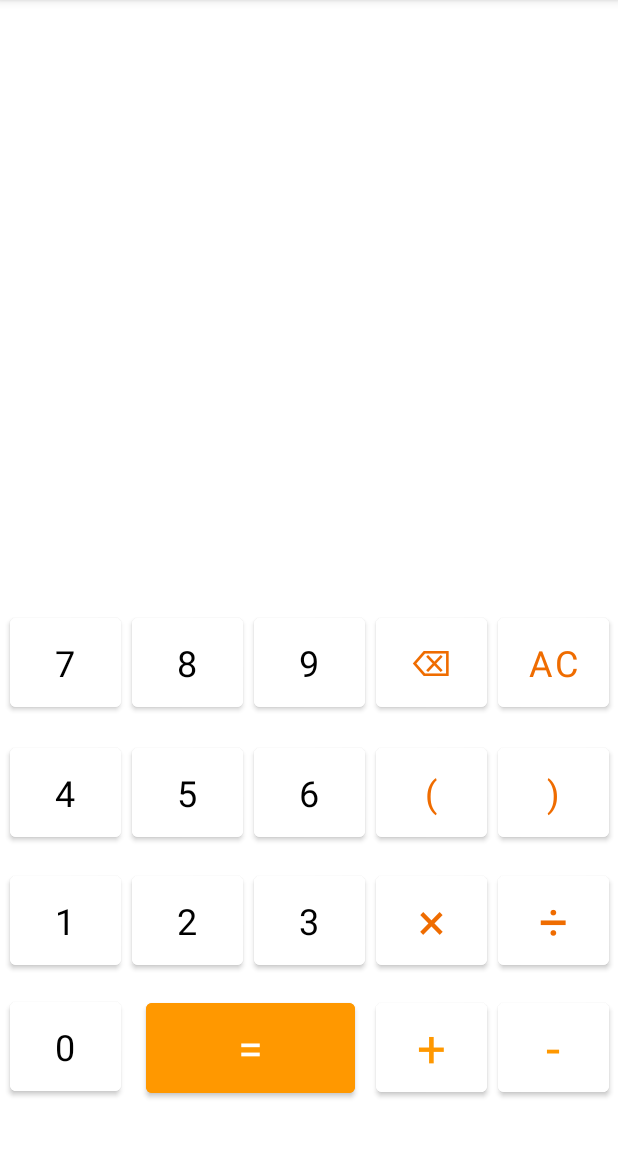
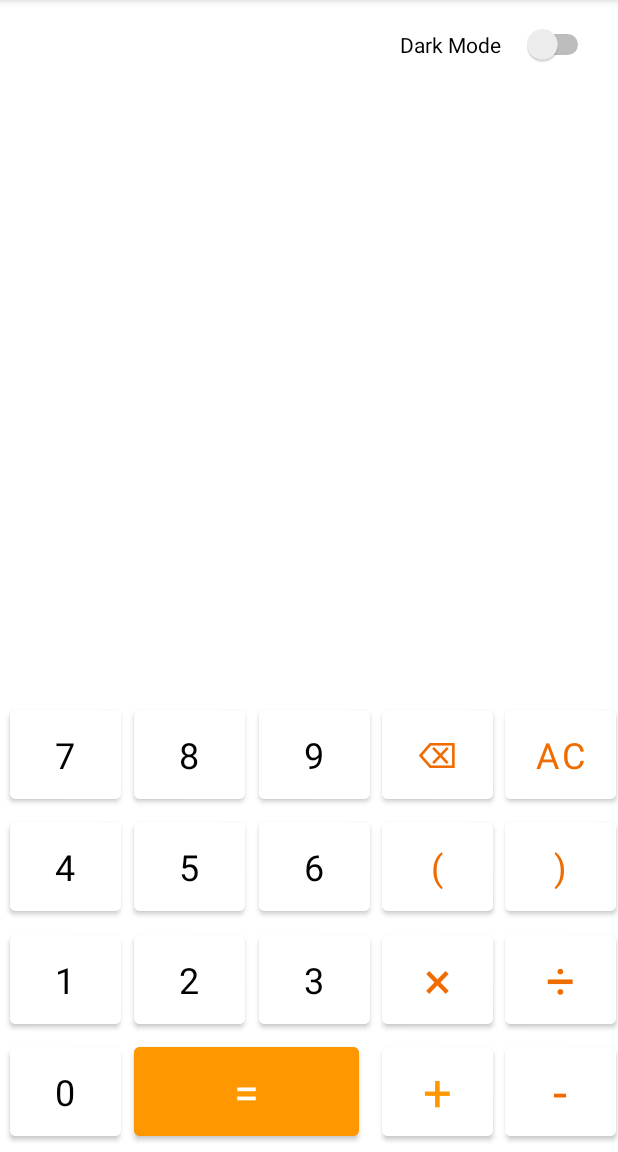
Before and after one commit to ahmad-alqdome/calculator, an Android app: the screen it shows after launch (MainActivity), on a phone screen of 412 x 824 dp, the part 84-1236 px from its top. Run offline under Robolectric (Android 15) with nearby library versions, the phone set to English and light mode, and no system bars; Roboto replaces fonts that are not available here.

Commit message:
Calculator for Android using Java

```diff
--- a/app/src/main/java/com/example/calculator/MainActivity.java
+++ b/app/src/main/java/com/example/calculator/MainActivity.java
@@ -3,13 +3,18 @@ package com.example.calculator;
 import android.annotation.SuppressLint;
 import android.os.Bundle;
 import android.widget.Button;
+import android.widget.Switch;
 import android.widget.TextView;
 
 import androidx.appcompat.app.AppCompatActivity;
+import androidx.constraintlayout.widget.ConstraintLayout;
 
 public class MainActivity extends AppCompatActivity {
     Button zeroBtn , oneBtn , twoBtn ,threeBtn , fourBtn , fiveBtn ,sixBtn,sevenBtn,eightBtn , nineBtn ,
     leftBtn,rightBtn,addBtn,subBtn,multBtn,divisionBtn,backBtn,ACBtn,equalBtn;
+    @SuppressLint("UseSwitchCompatOrMaterialCode")
+    Switch darkModeButton;
+    ConstraintLayout body;
 TextView rslt1 , finalrslt;
     float x=0;
     @SuppressLint("SetTextI18n")
@@ -39,7 +44,8 @@ TextView rslt1 , finalrslt;
         equalBtn=findViewById(R.id.equalID);
         rslt1=findViewById(R.id.rslt1ID);
         finalrslt=findViewById(R.id.finalrsltID);
-
+        darkModeButton=findViewById(R.id.dark_mode);
+        body=findViewById(R.id.body);
         // Number  zero
         zeroBtn.setOnClickListener(view -> rslt1.append("0"));
 
@@ -114,5 +120,25 @@ TextView rslt1 , finalrslt;
         }
         });
 
+        darkModeButton.setOnCheckedChangeListener((compoundButton, check) -> {
+
+            if(check)
+            {
+               rslt1.setTextColor(-1);
+
+               darkModeButton.setTextColor(-1);
+                body.setBackgroundColor(-16777216);
+            }
+            else
+            {
+                body.setBackgroundColor(-1);
+                rslt1.setTextColor(-16777216);
+                darkModeButton.setTextColor(-16777216);
+
+            }
+
+        });
+
+
     }
 }
--- a/app/src/main/res/layout/activity_main.xml
+++ b/app/src/main/res/layout/activity_main.xml
@@ -2,9 +2,9 @@
 <androidx.constraintlayout.widget.ConstraintLayout xmlns:android="http://schemas.android.com/apk/res/android"
     xmlns:app="http://schemas.android.com/apk/res-auto"
     xmlns:tools="http://schemas.android.com/tools"
+    android:id="@+id/body"
     android:layout_width="match_parent"
     android:layout_height="match_parent"
-    android:backgroundTint="@color/btnTextColor"
     tools:context=".MainActivity">
 
     <Button
@@ -19,10 +19,11 @@
         android:textSize="24sp"
         app:layout_constraintBottom_toBottomOf="parent"
         app:layout_constraintEnd_toEndOf="parent"
-        app:layout_constraintHorizontal_bias="0.982"
+
+        app:layout_constraintHorizontal_bias="0.997"
         app:layout_constraintStart_toStartOf="parent"
         app:layout_constraintTop_toTopOf="parent"
-        app:layout_constraintVertical_bias="0.707" />
+        app:layout_constraintVertical_bias="0.778" />
 
     <Button
         android:id="@+id/eightID"
@@ -36,10 +37,11 @@
         android:textSize="24sp"
         app:layout_constraintBottom_toBottomOf="parent"
         app:layout_constraintEnd_toEndOf="parent"
-        app:layout_constraintHorizontal_bias="0.261"
+
+        app:layout_constraintHorizontal_bias="0.264"
         app:layout_constraintStart_toStartOf="parent"
         app:layout_constraintTop_toTopOf="parent"
-        app:layout_constraintVertical_bias="0.583" />
+        app:layout_constraintVertical_bias="0.671" />
 
     <Button
         android:id="@+id/backID"
@@ -53,11 +55,11 @@
         android:textSize="24sp"
         app:layout_constraintBottom_toBottomOf="parent"
         app:layout_constraintEnd_toEndOf="parent"
-        app:layout_constraintHorizontal_bias="0.741"
+
+        app:layout_constraintHorizontal_bias="0.753"
         app:layout_constraintStart_toStartOf="parent"
         app:layout_constraintTop_toTopOf="parent"
-        app:layout_constraintVertical_bias="0.583"
-        tools:ignore="TextContrastCheck" />
+        app:layout_constraintVertical_bias="0.671" />
 
     <Button
         android:id="@+id/acID"
@@ -71,10 +73,11 @@
         android:textSize="24sp"
         app:layout_constraintBottom_toBottomOf="parent"
         app:layout_constraintEnd_toEndOf="parent"
-        app:layout_constraintHorizontal_bias="0.982"
+
+        app:layout_constraintHorizontal_bias="0.997"
         app:layout_constraintStart_toStartOf="parent"
         app:layout_constraintTop_toTopOf="parent"
-        app:layout_constraintVertical_bias="0.583" />
+        app:layout_constraintVertical_bias="0.671" />
 
     <Button
         android:id="@+id/nineID"
@@ -88,10 +91,11 @@
         android:textSize="24sp"
         app:layout_constraintBottom_toBottomOf="parent"
         app:layout_constraintEnd_toEndOf="parent"
-        app:layout_constraintHorizontal_bias="0.501"
+
+        app:layout_constraintHorizontal_bias="0.51"
         app:layout_constraintStart_toStartOf="parent"
         app:layout_constraintTop_toTopOf="parent"
-        app:layout_constraintVertical_bias="0.583" />
+        app:layout_constraintVertical_bias="0.671" />
 
     <Button
         android:id="@+id/sevenID"
@@ -105,10 +109,11 @@
         android:textSize="24sp"
         app:layout_constraintBottom_toBottomOf="parent"
         app:layout_constraintEnd_toEndOf="parent"
+
         app:layout_constraintHorizontal_bias="0.02"
         app:layout_constraintStart_toStartOf="parent"
         app:layout_constraintTop_toTopOf="parent"
-        app:layout_constraintVertical_bias="0.583" />
+        app:layout_constraintVertical_bias="0.671" />
 
     <Button
         android:id="@+id/fourID"
@@ -125,7 +130,7 @@
         app:layout_constraintHorizontal_bias="0.02"
         app:layout_constraintStart_toStartOf="parent"
         app:layout_constraintTop_toTopOf="parent"
-        app:layout_constraintVertical_bias="0.707" />
+        app:layout_constraintVertical_bias="0.778" />
 
     <Button
         android:id="@+id/fiveID"
@@ -139,10 +144,10 @@
         android:textSize="24sp"
         app:layout_constraintBottom_toBottomOf="parent"
         app:layout_constraintEnd_toEndOf="parent"
-        app:layout_constraintHorizontal_bias="0.261"
+        app:layout_constraintHorizontal_bias="0.264"
         app:layout_constraintStart_toStartOf="parent"
         app:layout_constraintTop_toTopOf="parent"
-        app:layout_constraintVertical_bias="0.707" />
+        app:layout_constraintVertical_bias="0.778" />
 
     <Button
         android:id="@+id/divisonID"
@@ -156,10 +161,10 @@
         android:textSize="34sp"
         app:layout_constraintBottom_toBottomOf="parent"
         app:layout_constraintEnd_toEndOf="parent"
-        app:layout_constraintHorizontal_bias="0.982"
+        app:layout_constraintHorizontal_bias="0.997"
         app:layout_constraintStart_toStartOf="parent"
         app:layout_constraintTop_toTopOf="parent"
-        app:layout_constraintVertical_bias="0.83" />
+        app:layout_constraintVertical_bias="0.886" />
 
     <Button
         android:id="@+id/sixID"
@@ -173,15 +178,17 @@
         android:textSize="24sp"
         app:layout_constraintBottom_toBottomOf="parent"
         app:layout_constraintEnd_toEndOf="parent"
-        app:layout_constraintHorizontal_bias="0.501"
+        app:layout_constraintHorizontal_bias="0.51"
         app:layout_constraintStart_toStartOf="parent"
         app:layout_constraintTop_toTopOf="parent"
-        app:layout_constraintVertical_bias="0.707" />
+        app:layout_constraintVertical_bias="0.778" />
 
     <Button
         android:id="@+id/multID"
         android:layout_width="74dp"
         android:layout_height="71dp"
+        android:layout_centerHorizontal="true"
+        android:layout_centerVertical="true"
         android:backgroundTint="@color/btnColor"
         android:fontFamily="@font/alfa_slab_one"
         android:text="@string/multiSign"
@@ -190,10 +197,11 @@
         android:textSize="34sp"
         app:layout_constraintBottom_toBottomOf="parent"
         app:layout_constraintEnd_toEndOf="parent"
-        app:layout_constraintHorizontal_bias="0.741"
+
+        app:layout_constraintHorizontal_bias="0.753"
         app:layout_constraintStart_toStartOf="parent"
         app:layout_constraintTop_toTopOf="parent"
-        app:layout_constraintVertical_bias="0.83" />
+        app:layout_constraintVertical_bias="0.886" />
 
     <Button
         android:id="@+id/threeID"
@@ -207,9 +215,10 @@
         android:textSize="24sp"
         app:layout_constraintBottom_toBottomOf="parent"
         app:layout_constraintEnd_toEndOf="parent"
+        app:layout_constraintHorizontal_bias="0.51"
         app:layout_constraintStart_toStartOf="parent"
         app:layout_constraintTop_toTopOf="parent"
-        app:layout_constraintVertical_bias="0.83" />
+        app:layout_constraintVertical_bias="0.886" />
 
     <Button
         android:id="@+id/subID"
@@ -218,16 +227,15 @@
         android:backgroundTint="@color/btnColor"
         android:fontFamily="@font/alfa_slab_one"
         android:text="@string/subSign"
-        android:textColor="@color/btnTextColor"
+        android:textColor="#EF6C00"
         android:textColorHint="@color/black"
         android:textSize="34sp"
         app:layout_constraintBottom_toBottomOf="parent"
         app:layout_constraintEnd_toEndOf="parent"
-        app:layout_constraintHorizontal_bias="0.982"
+        app:layout_constraintHorizontal_bias="0.997"
         app:layout_constraintStart_toStartOf="parent"
         app:layout_constraintTop_toTopOf="parent"
-        app:layout_constraintVertical_bias="0.951"
-        tools:ignore="TextContrastCheck,TextContrastCheck" />
+        app:layout_constraintVertical_bias="0.993" />
 
     <Button
         android:id="@+id/addID"
@@ -241,10 +249,11 @@
         android:textSize="34sp"
         app:layout_constraintBottom_toBottomOf="parent"
         app:layout_constraintEnd_toEndOf="parent"
-        app:layout_constraintHorizontal_bias="0.741"
+
+        app:layout_constraintHorizontal_bias="0.753"
         app:layout_constraintStart_toStartOf="parent"
         app:layout_constraintTop_toTopOf="parent"
-        app:layout_constraintVertical_bias="0.951"
+        app:layout_constraintVertical_bias="0.993"
         tools:ignore="TextContrastCheck,TextContrastCheck" />
 
     <Button
@@ -259,15 +268,16 @@
         android:textSize="24sp"
         app:layout_constraintBottom_toBottomOf="parent"
         app:layout_constraintEnd_toEndOf="parent"
-        app:layout_constraintHorizontal_bias="0.26"
+        app:layout_constraintHorizontal_bias="0.264"
         app:layout_constraintStart_toStartOf="parent"
         app:layout_constraintTop_toTopOf="parent"
-        app:layout_constraintVertical_bias="0.83" />
+        app:layout_constraintVertical_bias="0.886" />
 
     <Button
         android:id="@+id/oneID"
         android:layout_width="74dp"
         android:layout_height="71dp"
+
         android:backgroundTint="@color/btnColor"
         android:fontFamily="@font/alfa_slab_one"
         android:text="@string/oneNumber"
@@ -279,7 +289,7 @@
         app:layout_constraintHorizontal_bias="0.02"
         app:layout_constraintStart_toStartOf="parent"
         app:layout_constraintTop_toTopOf="parent"
-        app:layout_constraintVertical_bias="0.83" />
+        app:layout_constraintVertical_bias="0.886" />
 
     <Button
         android:id="@+id/leftID"
@@ -293,15 +303,16 @@
         android:textSize="24sp"
         app:layout_constraintBottom_toBottomOf="parent"
         app:layout_constraintEnd_toEndOf="parent"
-        app:layout_constraintHorizontal_bias="0.741"
+
+        app:layout_constraintHorizontal_bias="0.753"
         app:layout_constraintStart_toStartOf="parent"
         app:layout_constraintTop_toTopOf="parent"
-        app:layout_constraintVertical_bias="0.707" />
+        app:layout_constraintVertical_bias="0.778" />
 
     <Button
         android:id="@+id/equalID"
-        android:layout_width="139dp"
-        android:layout_height="72dp"
+        android:layout_width="150dp"
+        android:layout_height="71dp"
         android:backgroundTint="@color/btnTextColor"
         android:fontFamily="@font/alfa_slab_one"
         android:text="@string/equalSign"
@@ -310,11 +321,11 @@
         android:textSize="30sp"
         app:layout_constraintBottom_toBottomOf="parent"
         app:layout_constraintEnd_toEndOf="parent"
-        app:layout_constraintHorizontal_bias="0.356"
+        app:layout_constraintHorizontal_bias="0.34"
         app:layout_constraintStart_toStartOf="parent"
         app:layout_constraintTop_toTopOf="parent"
-        app:layout_constraintVertical_bias="0.952"
-        tools:ignore="TextContrastCheck,TextContrastCheck" />
+        app:layout_constraintVertical_bias="0.993"
+        tools:ignore="TextContrastCheck" />
 
     <Button
         android:id="@+id/zeroID"
@@ -331,25 +342,26 @@
         app:layout_constraintHorizontal_bias="0.02"
         app:layout_constraintStart_toStartOf="parent"
         app:layout_constraintTop_toTopOf="parent"
-        app:layout_constraintVertical_bias="0.95" />
+        app:layout_constraintVertical_bias="0.993" />
 
     <TextView
         android:id="@+id/rslt1ID"
         android:layout_width="367dp"
         android:layout_height="89dp"
-        android:layout_marginTop="164dp"
+        android:layout_marginTop="176dp"
         android:textColor="@color/colorTextNum"
-        android:textSize="20sp"
+        android:textSize="26sp"
         android:textStyle="bold"
+        app:layout_constraintBottom_toTopOf="@+id/finalrsltID"
         app:layout_constraintEnd_toEndOf="parent"
-        app:layout_constraintHorizontal_bias="0.522"
+        app:layout_constraintHorizontal_bias="0.636"
         app:layout_constraintStart_toStartOf="parent"
         app:layout_constraintTop_toTopOf="parent" />
 
     <TextView
         android:id="@+id/finalrsltID"
-        android:layout_width="365dp"
-        android:layout_height="107dp"
+        android:layout_width="367dp"
+        android:layout_height="104dp"
         android:fontFamily="@font/alfa_slab_one"
         android:gravity="start|end"
         android:textAlignment="textStart"
@@ -357,8 +369,22 @@
         android:textSize="34sp"
         app:layout_constraintBottom_toBottomOf="parent"
         app:layout_constraintEnd_toEndOf="parent"
+        app:layout_constraintHorizontal_bias="0.636"
         app:layout_constraintStart_toStartOf="parent"
         app:layout_constraintTop_toTopOf="parent"
-        app:layout_constraintVertical_bias="0.424" />
+        app:layout_constraintVertical_bias="0.46" />
+
+    <Switch
+        android:id="@+id/dark_mode"
+        android:layout_width="129dp"
+        android:layout_height="wrap_content"
+        android:text="@string/dark_mode"
+        app:layout_constraintBottom_toBottomOf="parent"
+        app:layout_constraintEnd_toEndOf="parent"
+        app:layout_constraintHorizontal_bias="0.943"
+        app:layout_constraintStart_toStartOf="parent"
+        app:layout_constraintTop_toTopOf="parent"
+        app:layout_constraintVertical_bias="0.022"
+        tools:ignore="TouchTargetSizeCheck" />
 
 </androidx.constraintlayout.widget.ConstraintLayout>
--- a/app/src/main/res/values/strings.xml
+++ b/app/src/main/res/values/strings.xml
@@ -19,5 +19,6 @@
     <string name="zeroNumber">0</string>
     <string name="equalSign">=</string>
     <string name="backSign">⌫</string>
+    <string name="dark_mode">Dark Mode</string>
 
 </resources>
```
